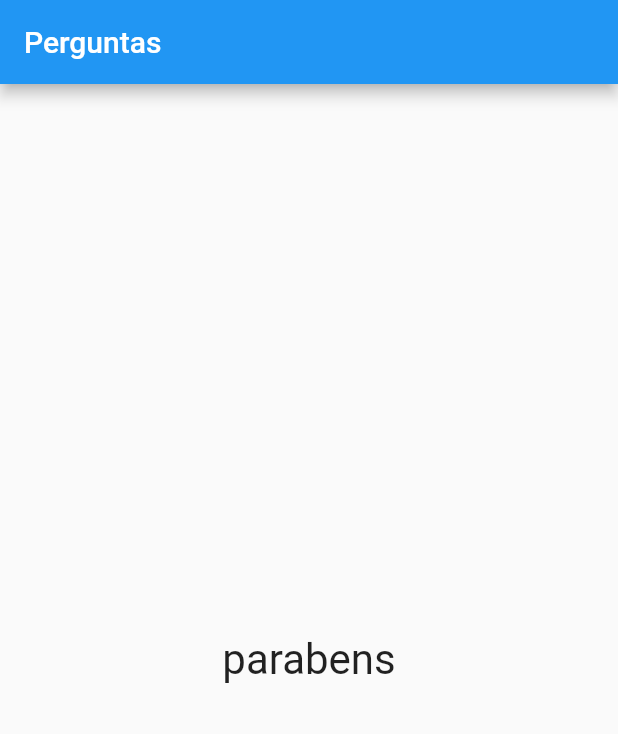
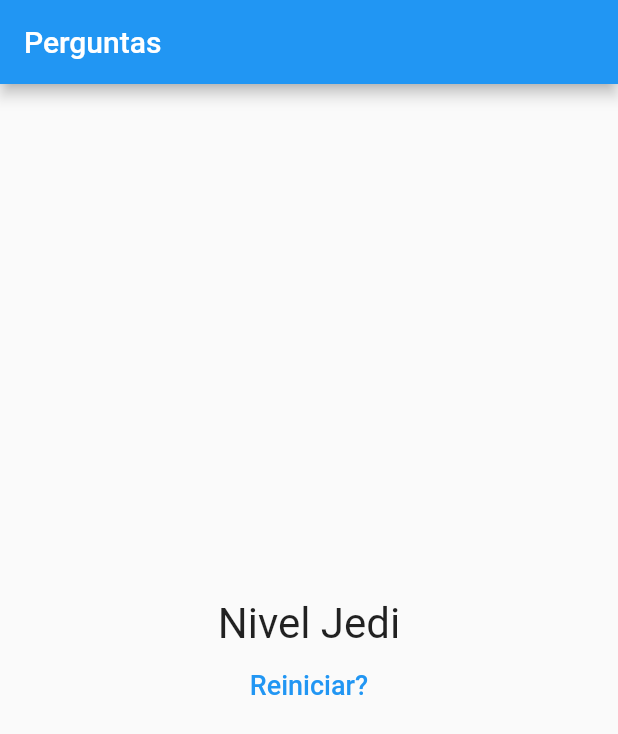
Before and after one commit to 28rodrigo/AppPerguntas, a Flutter app: the screen it shows after launch, after a tap on "preto", after a tap on "cobra", after a tap on "CDCD", on a phone screen of 412 x 824 dp. Shown: the top 734 px of the screen. Run offline on Flutter 3.47's test engine with Material 2 defaults, Android fonts, the phone set to English and light mode, and no system bars.

```diff
--- a/lib/main.dart
+++ b/lib/main.dart
@@ -6,29 +6,52 @@ main(){
 }
 class _PerguntaAppState extends State<PerguntaApp>{
   var _perguntaSelecionada= 0;
+  var _pontuacaoTotal=0;
   final List<Map<String,Object>> _perguntas= const [
     {
       'texto':'Qual é a sua cor preferida?',
-      'respostas':['preto','vermelho','verde','branco']
+      'respostas':[
+        {'texto':'preto','nota': 10 },
+        {'texto':'vermelho','nota': 5 },
+        {'texto':'verde','nota':3 },
+        {'texto':'branco','nota':1},
+        ]
     },
     {
       'texto':'Qual é o seu animal preferido?',
-      'respostas':['coelho','cobra','elefante','leão']
+      'respostas':[
+        {'texto':'coelho','nota': 10 },
+        {'texto':'cobra','nota': 5 },
+        {'texto':'elefante','nota':3 },
+        {'texto':'leão','nota':1},
+        ]
     },
     {
       'texto':'Qual é o seu clube preferido?',
-      'respostas':['FCP','5LB','CDCD','CDA']
+      'respostas':[
+      {'texto':'FCP','nota':800},
+      {'texto':'5LB','nota':0},
+      {'texto':'CDCD','nota':100},
+      {'texto':'CDA','nota':10}]
     },
 
   ];
 
-  void _responder(){
+  void _responder(int pontuacao){
     if(temPerguntaSelecionada)
       {
         setState(() {
           _perguntaSelecionada++;
+          _pontuacaoTotal+=pontuacao;
         });
       }
+  }
+
+  void _reiniciarPerguntas(){
+    setState(() {
+          _perguntaSelecionada=0;
+          _pontuacaoTotal=0;
+        });
   }
   bool get temPerguntaSelecionada{
     return _perguntaSelecionada<_perguntas.length;
@@ -47,7 +70,7 @@ class _PerguntaAppState extends State<PerguntaApp>{
         ),
         body: temPerguntaSelecionada ?
             Questionario(perguntas:_perguntas,perguntaSelecionada:_perguntaSelecionada,responder: _responder):
-             Resultado(),
+             Resultado(_pontuacaoTotal,_reiniciarPerguntas),
       ),
     );
   }
--- a/lib/questionario.dart
+++ b/lib/questionario.dart
@@ -7,7 +7,7 @@ class Questionario extends StatelessWidget {
 
   final int perguntaSelecionada;
 
-  final void Function() responder;
+  final void Function(int) responder;
 
 
   Questionario({
@@ -22,11 +22,11 @@ class Questionario extends StatelessWidget {
 
   @override
   Widget build(BuildContext context) {
-    List<String> respostas= temPerguntaSelecionada ? perguntas[perguntaSelecionada]['respostas'] : null;
+    List<Map<String,Object>> respostas= temPerguntaSelecionada ? perguntas[perguntaSelecionada]['respostas'] : null;
     return Column(
       children: [
         Questao(perguntas[perguntaSelecionada]['texto']),
-        ...respostas.map((e) => Resposta(e,responder)).toList(),
+        ...respostas.map((e) => Resposta(e['texto'],()=>responder(e['nota']))).toList(),
       ],
     );
   }
--- a/lib/resultado.dart
+++ b/lib/resultado.dart
@@ -2,12 +2,44 @@ import 'package:flutter/material.dart';
 
 class Resultado extends StatelessWidget {
 
+  final int pontuacao;
+
+  final void Function() _reiniciarQuestionario;
+
+  Resultado(this.pontuacao,this._reiniciarQuestionario);
+
+
+  String get fraseResultado{
+    if(pontuacao<8)
+    {
+      return 'Parabens';
+    }else if(pontuacao <12)
+    {
+      return 'Voce é bom !';
+    }else if (pontuacao <16)
+    {
+      return 'Impressionante';
+    }else{
+      return 'Nivel Jedi';
+    }
+  }
   @override
   Widget build(BuildContext context) {
-    return Center(
-      child: Text(
-        'parabens',
-        style: TextStyle(fontSize: 28),),
+    return Column(
+      mainAxisAlignment: MainAxisAlignment.center,
+      children: [
+        Center(
+          child: Text(
+            fraseResultado,
+            style: TextStyle(fontSize: 28),),
+        ),
+        FlatButton(
+          child:Text('Reiniciar?',
+          style: TextStyle(fontSize: 18)
+          ),
+          textColor: Colors.blue ,
+          onPressed: _reiniciarQuestionario,
+      )],
     );
   }
 }
```
